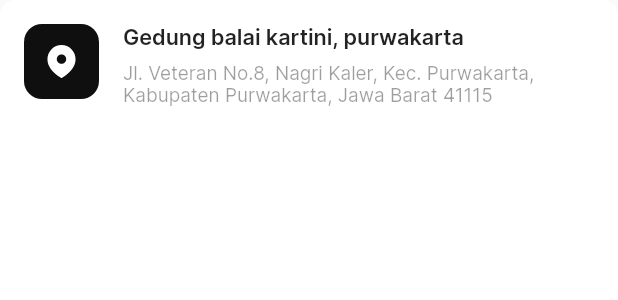
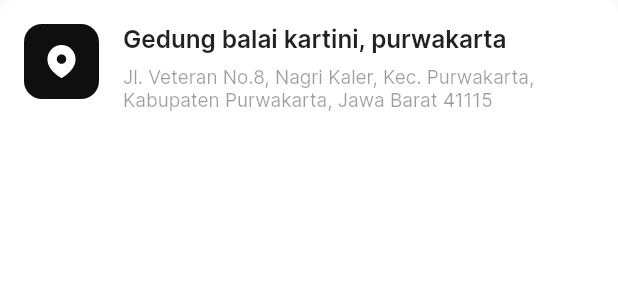
Before and after one commit to adityamchtr/my-tix, a Flutter app: the EventVenueWidget widget shown alone on an empty page, opened directly, on a phone screen of 412 x 824 dp. Shown: the top 300 px of the screen. Run offline on Flutter 3.47's test engine with Material 3 defaults, Android fonts, the phone set to English and light mode, and no system bars; our stand-ins replace carousel_slider, flutter_svg, get, image_gallery_saver, lottie, photo_view and 5 more; accounts and stored records are empty.

Commit message:
update size label

```diff
--- a/lib/app/modules/main/event/event_page.dart
+++ b/lib/app/modules/main/event/event_page.dart
@@ -126,10 +126,10 @@ class EventPage extends StatelessWidget {
                 child: Row(
                   children: [
 
-                    const Expanded(
+                    Expanded(
                       child: Text(
-                        "Karawang Anicosmic 2024",
-                        style: TextStyle(
+                        eventController.eventItem.title,
+                        style: const TextStyle(
                           fontSize: 20.0,
                           fontWeight: FontWeight.w600
                         ),
--- a/lib/app/modules/main/event/event_widget.dart
+++ b/lib/app/modules/main/event/event_widget.dart
@@ -157,7 +157,7 @@ class EventItemWidget extends StatelessWidget {
                             top: AppValues.halfPadding
                           ),
                           child: RichText(
-                            maxLines: 2,
+                            maxLines: 4,
                             overflow: TextOverflow.ellipsis,
                             text: TextSpan(
                               style: TextStyle(
@@ -393,7 +393,7 @@ class EventVenueWidget extends StatelessWidget {
 
                 Text(title,
                   style: const TextStyle(
-                    fontSize: 16.0,
+                    fontSize: 18.0,
                     fontWeight: FontWeight.w600,
                   ),
                 ),
@@ -404,6 +404,7 @@ class EventVenueWidget extends StatelessWidget {
 
                 Text(desc,
                   style: TextStyle(
+                    fontSize: 14.0,
                     color: theme.disabledColor
                   ),
                 )
```
Also changed, not shown: lib/app/modules/main/ticket/ticket_widget.dart (+10 -5 lines).
